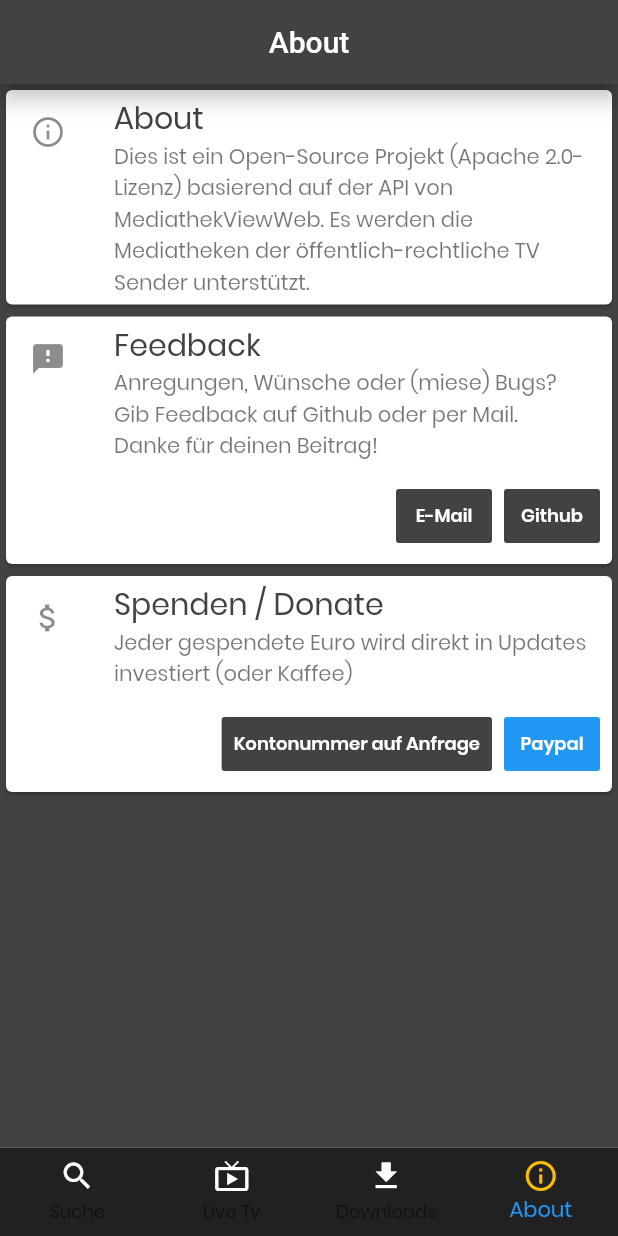
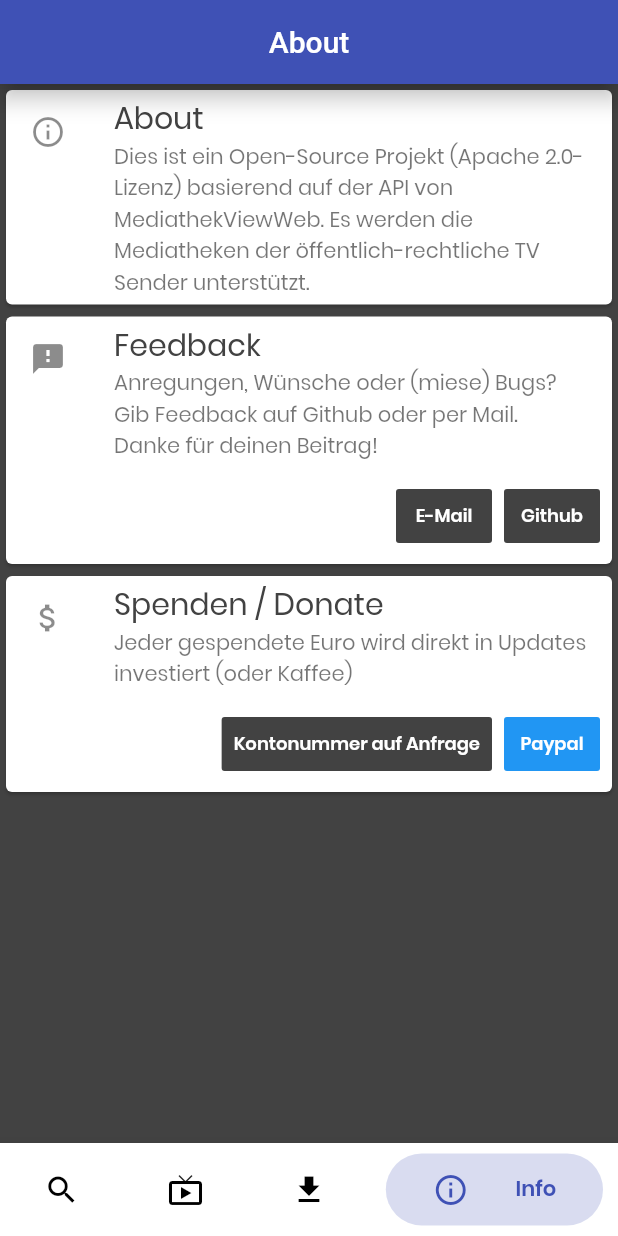
Before and after one commit to mediathekview/MediathekViewMobile, a Flutter app: the screen it shows after launch, item 4 of the bottom bar chosen, on a phone screen of 412 x 824 dp. Run offline on Flutter 3.47's test engine with Material 2 defaults, Android fonts, the phone set to English and light mode, and no system bars; drawn by our look-alikes of bubble_bottom_bar; our stand-ins replace device_info, sqflite; missing offline and left inert: flutter_downloader; accounts and stored records are empty; network calls fail.

Commit message:
Replacing custom Bottom bar with visually nicer bubble bar package

```diff
--- a/lib/main.dart
+++ b/lib/main.dart
@@ -1,5 +1,6 @@
 import 'dart:async';
 
+import 'package:bubble_bottom_bar/bubble_bottom_bar.dart';
 import 'package:flutter/foundation.dart';
 import 'package:flutter/material.dart';
 import 'package:flutter/services.dart';
@@ -264,47 +265,56 @@ class HomePageState extends State<MyHomePage>
           aboutSection == null ? new AboutSection() : aboutSection
         ],
       ),
-      bottomNavigationBar: new Theme(
-        data: Theme.of(context).copyWith(
-            canvasColor: Colors.grey[900],
-            splashColor: new Color(0xffffbf00),
-//            unselectedWidgetColor: Colors.green,
-            primaryColor: Colors.white,
-            textTheme: Theme.of(context)
-                .textTheme
-                .copyWith(caption: new TextStyle(color: Colors.grey))),
-        child: new BottomNavigationBar(
-            type: BottomNavigationBarType.fixed,
-            items: [
-              new BottomNavigationBarItem(
-                activeIcon:
-                    new Icon(Icons.search, color: new Color(0xffffbf00)),
-                icon: new Icon(Icons.search, color: Colors.white),
-                title: new Text("Suche"),
+      bottomNavigationBar: BubbleBottomBar(
+        opacity: .2, //sets the background opacity of active BubbleBottomBarItem
+        currentIndex: _page,
+        onTap: navigationTapped,
+        items: [
+          BubbleBottomBarItem(
+              backgroundColor: Colors.red,
+              icon: Icon(
+                Icons.search,
+                color: Colors.black,
               ),
-              new BottomNavigationBarItem(
-                activeIcon:
-                    new Icon(Icons.live_tv, color: new Color(0xffffbf00)),
-                icon: new Icon(Icons.live_tv,
-                    color: _page != 1 ? Colors.white : new Color(0xffffbf00)),
-                title: new Text("Live Tv"),
+              activeIcon: Icon(
+                Icons.search,
+                color: Colors.red,
               ),
-              new BottomNavigationBarItem(
-                activeIcon:
-                    new Icon(Icons.file_download, color: new Color(0xffffbf00)),
-                icon: new Icon(Icons.file_download,
-                    color: _page != 2 ? Colors.white : new Color(0xffffbf00)),
-                title: new Text("Downloads"),
+              title: Text("Suche")),
+          BubbleBottomBarItem(
+              backgroundColor: Colors.deepPurple,
+              icon: Icon(
+                Icons.live_tv,
+                color: Colors.black,
               ),
-              new BottomNavigationBarItem(
-                activeIcon:
-                    new Icon(Icons.info_outline, color: new Color(0xffffbf00)),
-                icon: new Icon(Icons.info_outline, color: Colors.white),
-                title: new Text("About"),
-              )
-            ],
-            onTap: navigationTapped,
-            currentIndex: _page),
+              activeIcon: Icon(
+                Icons.live_tv,
+                color: Colors.deepPurple,
+              ),
+              title: Text("Live")),
+          BubbleBottomBarItem(
+              backgroundColor: Colors.green,
+              icon: Icon(
+                Icons.file_download,
+                color: Colors.black,
+              ),
+              activeIcon: Icon(
+                Icons.file_download,
+                color: Colors.green,
+              ),
+              title: Text("Downloads")),
+          BubbleBottomBarItem(
+              backgroundColor: Colors.indigo,
+              icon: Icon(
+                Icons.info_outline,
+                color: Colors.black,
+              ),
+              activeIcon: Icon(
+                Icons.info_outline,
+                color: Colors.indigo,
+              ),
+              title: Text("Info"))
+        ],
       ),
     );
   }
--- a/lib/section/about_section.dart
+++ b/lib/section/about_section.dart
@@ -22,7 +22,7 @@ class AboutSection extends StatelessWidget {
         title: new Text('About'),
 //            backgroundColor: new Color(0xffffbf00),
         elevation: 6.0,
-        backgroundColor: Colors.grey[800],
+        backgroundColor: Colors.indigo,
       ),
       body: new Column(
         children: <Widget>[
--- a/lib/section/download_section.dart
+++ b/lib/section/download_section.dart
@@ -49,7 +49,7 @@ class DownloadSectionState extends State<DownloadSection> {
           child: const Text('Downloads'),
         ),
         elevation: 6.0,
-        backgroundColor: Colors.grey[800],
+        backgroundColor: Colors.green,
       ),
       body: currentDownloads.length == 0
           ? new ListView.builder(
--- a/lib/section/live_tv_section.dart
+++ b/lib/section/live_tv_section.dart
@@ -4,9 +4,9 @@ import 'package:flutter/material.dart';
 import 'package:flutter/services.dart' show rootBundle;
 import 'package:flutter_ws/database/channel_favorite_entity.dart';
 import 'package:flutter_ws/database/database_manager.dart';
+import 'package:flutter_ws/global_state/list_state_container.dart';
 import 'package:flutter_ws/platform_channels/video_manager.dart';
 import 'package:flutter_ws/util/text_styles.dart';
-import 'package:flutter_ws/global_state/list_state_container.dart';
 import 'package:logging/logging.dart';
 
 class Channel {
@@ -145,7 +145,7 @@ class _LiveTVSectionState extends State<LiveTVSection> {
           title: new Text('Live Tv'),
 //            backgroundColor: new Color(0xffffbf00),
           elevation: 6.0,
-          backgroundColor: Colors.grey[800],
+          backgroundColor: Colors.deepPurple,
           bottom: tabbar,
         ),
         body: new TabBarView(children: <Widget>[
--- a/pubspec.yaml
+++ b/pubspec.yaml
@@ -16,6 +16,7 @@ dependencies:
   logging: '^0.11.3+2'
   synchronized: '^1.5.3+2'
   flutter_downloader: '^1.1.6'
+  bubble_bottom_bar: '^0.0.5'
   flutter:
     sdk: flutter
 
```
Also changed, not shown: pubspec.lock.
